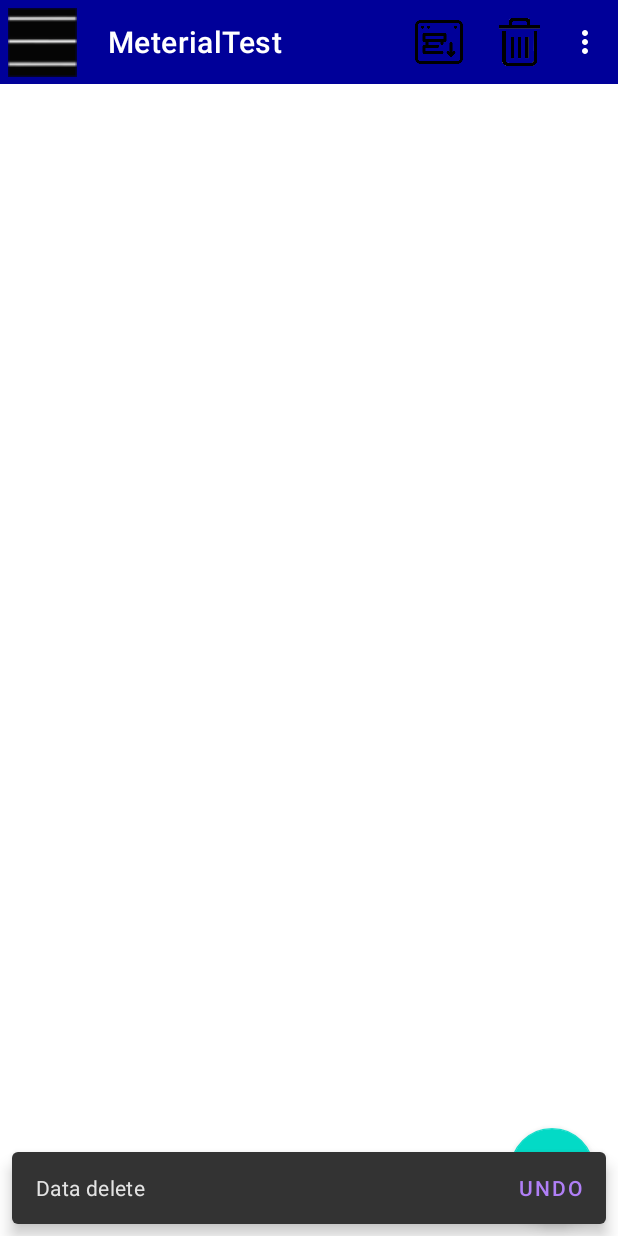
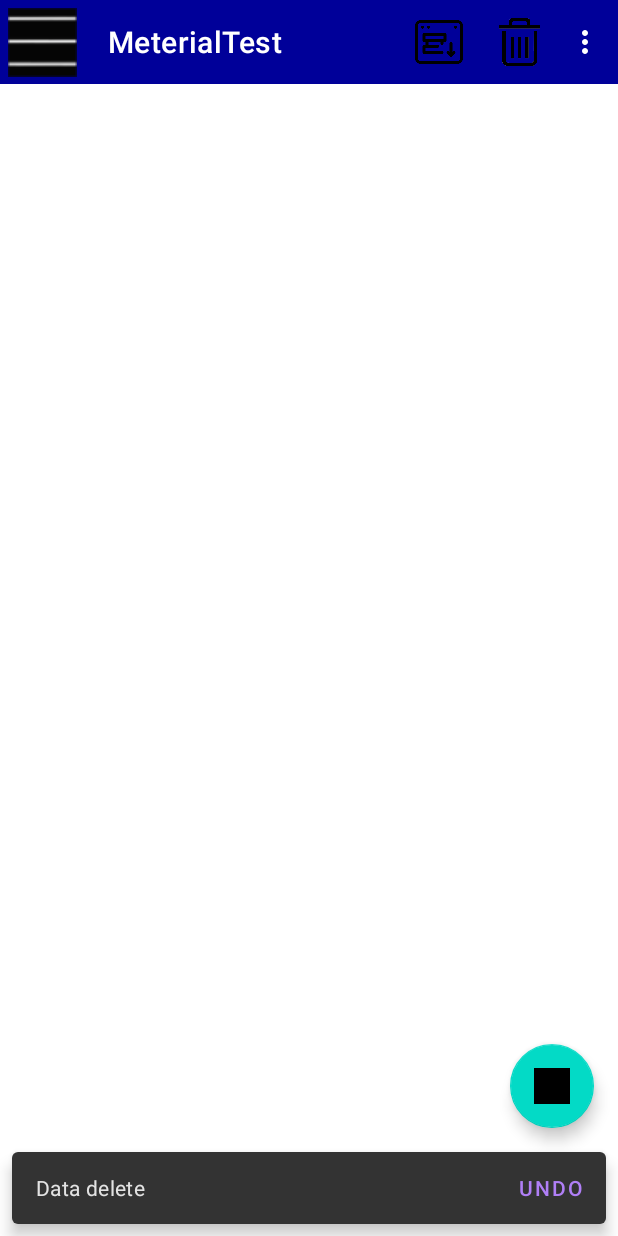
Before and after one commit to guocanzhen/MeterialTest, an Android app: the screen it shows after launch (MainActivity), after a tap on an icon or button, on a phone screen of 412 x 824 dp. Run offline under Robolectric (Android 15) with nearby library versions, the light colour scheme and no system bars.

Commit message:
Material CoordinatorLayout

```diff
--- a/app/src/main/res/layout/activity_main.xml
+++ b/app/src/main/res/layout/activity_main.xml
@@ -7,7 +7,7 @@
     android:layout_height="match_parent"
     tools:context=".MainActivity">
 
-    <FrameLayout
+    <androidx.coordinatorlayout.widget.CoordinatorLayout
         android:layout_width="match_parent"
         android:layout_height="match_parent">
         <androidx.appcompat.widget.Toolbar
@@ -24,7 +24,7 @@
             android:layout_gravity="bottom|end"
             android:layout_margin="16dp"
             android:src="@drawable/icon_done"/>
-    </FrameLayout>
+    </androidx.coordinatorlayout.widget.CoordinatorLayout>
 
     <com.google.android.material.navigation.NavigationView
         android:id="@+id/nav_view"
```
